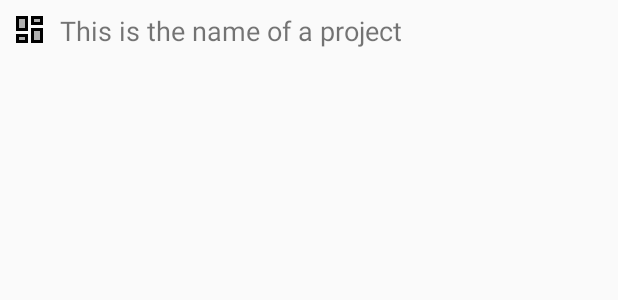
After one commit to keinix/protoflow, an Android app: the layout item_project_in_picker.xml on its own in the app's theme, with its tools: preview values and no code run, on a phone screen of 412 x 824 dp. The commit adds this screen. Shown: the top 300 px of the screen. Run offline under Robolectric (Android 15) with nearby library versions, the phone set to English and light mode, and no system bars.

Commit message:
wired up adapter and viewholder for project picker

```diff
--- a/app/src/main/java/io/keinix/protoflow/dialogs/DatePickerDialogFragment.java
+++ b/app/src/main/java/io/keinix/protoflow/dialogs/DatePickerDialogFragment.java
@@ -14,6 +14,7 @@ import java.util.List;
 
 import javax.inject.Inject;
 
+import butterknife.Unbinder;
 import io.keinix.protoflow.data.Task;
 import io.keinix.protoflow.di.ActivityScope;
 
--- a/app/src/main/java/io/keinix/protoflow/dialogs/DurationPickerDialogFragment.java
+++ b/app/src/main/java/io/keinix/protoflow/dialogs/DurationPickerDialogFragment.java
@@ -17,10 +17,12 @@ import butterknife.ButterKnife;
 import butterknife.OnClick;
 import butterknife.Unbinder;
 import io.keinix.protoflow.R;
+import io.keinix.protoflow.di.ActivityScope;
 
 /**
  * Activities that show this Dialog must implement {@link onDurationSetListener}
  */
+@ActivityScope
 public class DurationPickerDialogFragment extends DialogFragment {
     @BindView(R.id.number_picker_min) NumberPicker minNumPicker;
     @BindView(R.id.number_picker_hr) NumberPicker hourNumPicker;
--- a/app/src/main/java/io/keinix/protoflow/dialogs/NewProjectDialogFragment.java
+++ b/app/src/main/java/io/keinix/protoflow/dialogs/NewProjectDialogFragment.java
@@ -19,7 +19,9 @@ import butterknife.ButterKnife;
 import butterknife.OnClick;
 import butterknife.Unbinder;
 import io.keinix.protoflow.R;
+import io.keinix.protoflow.di.ActivityScope;
 
+@ActivityScope
 public class NewProjectDialogFragment extends DialogFragment {
 
     @BindView(R.id.edit_text_new_project_name) EditText newProjectEditText;
--- a/app/src/main/java/io/keinix/protoflow/dialogs/TimePickerDialogFragment.java
+++ b/app/src/main/java/io/keinix/protoflow/dialogs/TimePickerDialogFragment.java
@@ -10,7 +10,9 @@ import android.text.format.DateFormat;
 import java.util.Calendar;
 
 import butterknife.Unbinder;
+import io.keinix.protoflow.di.ActivityScope;
 
+@ActivityScope
 public class TimePickerDialogFragment extends DialogFragment {
 
     private int mStartHour;
--- /dev/null
+++ b/app/src/main/res/layout/item_project_in_picker.xml
@@ -0,0 +1,33 @@
+<?xml version="1.0" encoding="utf-8"?>
+<android.support.constraint.ConstraintLayout
+    xmlns:android="http://schemas.android.com/apk/res/android"
+    xmlns:app="http://schemas.android.com/apk/res-auto"
+    xmlns:tools="http://schemas.android.com/tools"
+    android:layout_width="match_parent"
+    android:layout_height="wrap_content">
+
+    <ImageButton
+        android:id="@+id/image_button_project_in_picker"
+        android:layout_width="wrap_content"
+        android:layout_height="wrap_content"
+        android:layout_marginStart="8dp"
+        android:layout_marginTop="8dp"
+        android:background="@null"
+        android:src="@drawable/ic_project_black_24"
+        app:layout_constraintStart_toStartOf="parent"
+        app:layout_constraintTop_toTopOf="parent"/>
+
+    <TextView
+        android:id="@+id/text_view_project_in_picker"
+        android:maxLines="1"
+        android:ellipsize="end"
+        android:layout_width="wrap_content"
+        android:layout_height="30dp"
+        android:layout_marginStart="8dp"
+        android:layout_marginTop="8dp"
+        android:textSize="18sp"
+        app:layout_constraintStart_toEndOf="@+id/image_button_project_in_picker"
+        app:layout_constraintTop_toTopOf="parent"
+        tools:text="This is the name of a project"/>
+
+</android.support.constraint.ConstraintLayout>
```
Also changed, not shown: app/src/main/java/io/keinix/protoflow/adapters/ProjectPickerAdapter.java (added, +84 -0 lines), app/src/main/java/io/keinix/protoflow/addeddittask/AddEditTaskActivity.java (+9 -0 lines), app/src/main/java/io/keinix/protoflow/addeddittask/AddEditTaskModule.java (+12 -0 lines), app/src/main/java/io/keinix/protoflow/dialogs/ProjectPickerDialogFragment.java (added, +38 -0 lines), app/src/main/res/layout/dialog_project_picker.xml (added, +7 -0 lines).
